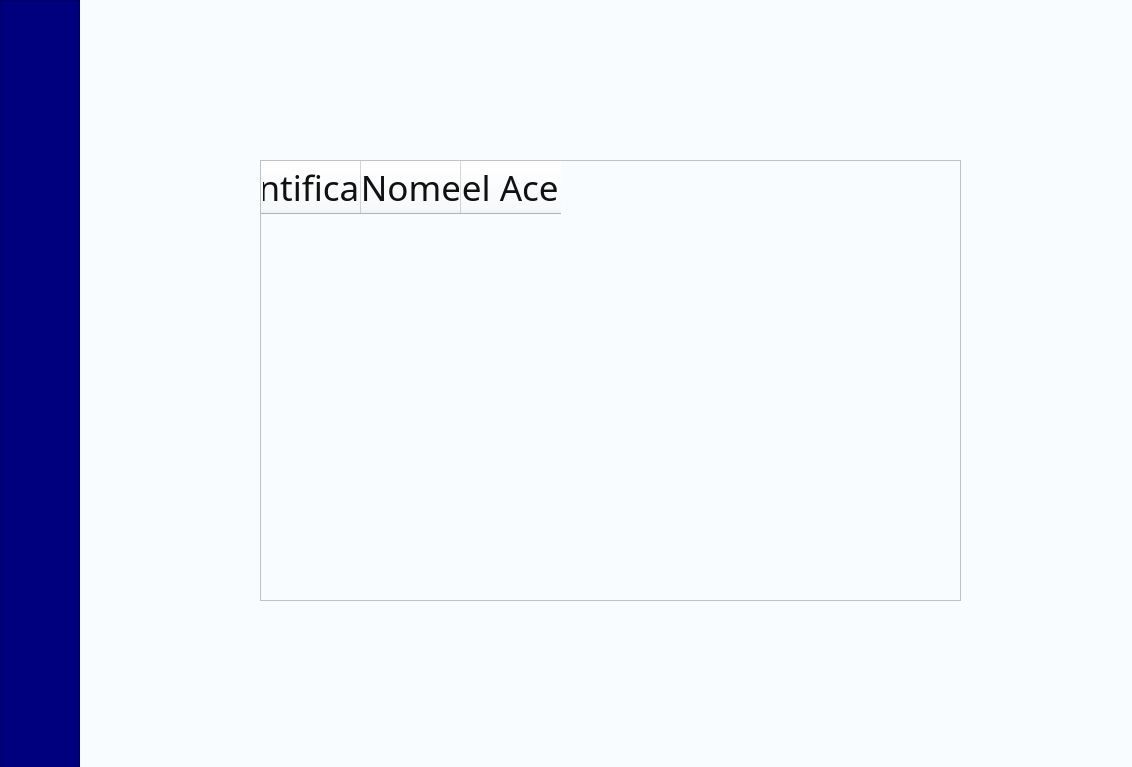
The window that main_window.ui (GabrielaMed/hub_key) describes before a commit, drawn with Qt 5.
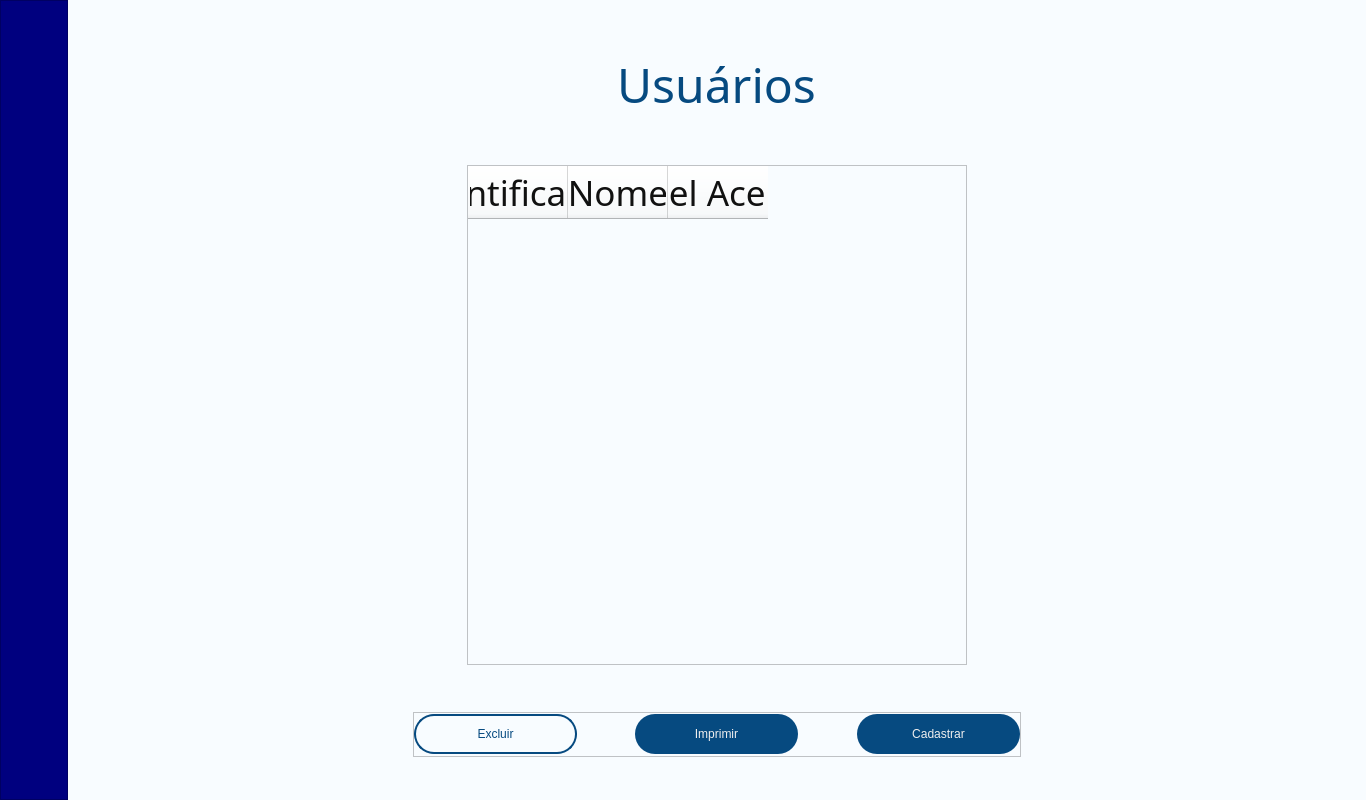
The same window after the commit.

The edit to the form file:
```diff
--- a/main_window.ui
+++ b/main_window.ui
@@ -6,10 +6,16 @@
    <rect>
     <x>0</x>
     <y>0</y>
-    <width>1132</width>
-    <height>767</height>
+    <width>1366</width>
+    <height>800</height>
    </rect>
   </property>
+  <property name="minimumSize">
+   <size>
+    <width>800</width>
+    <height>800</height>
+   </size>
+  </property>
   <property name="windowTitle">
    <string>MainWindow</string>
   </property>
@@ -21,14 +27,122 @@
    <property name="styleSheet">
     <string notr="true">color: rgb(222, 234, 255);</string>
    </property>
+   <layout class="QHBoxLayout" name="horizontalLayout_2">
+    <property name="spacing">
+     <number>0</number>
+    </property>
+    <property name="leftMargin">
+     <number>0</number>
+    </property>
+    <property name="topMargin">
+     <number>0</number>
+    </property>
+    <property name="rightMargin">
+     <number>0</number>
+    </property>
+    <property name="bottomMargin">
+     <number>0</number>
+    </property>
+    <item>
+     <widget class="QFrame" name="barraMenu">
+      <property name="minimumSize">
+       <size>
+        <width>68</width>
+        <height>0</height>
+       </size>
+      </property>
+      <property name="maximumSize">
+       <size>
+        <width>80</width>
+        <height>16777215</height>
+       </size>
+      </property>
+      <property name="styleSheet">
+       <string notr="true">background-color: rgb(0, 0, 127);</string>
+      </property>
+      <property name="frameShape">
+       <enum>QFrame::StyledPanel</enum>
+      </property>
+      <property name="frameShadow">
+       <enum>QFrame::Raised</enum>
+      </property>
+     </widget>
+    </item>
+    <item>
+     <layout class="QVBoxLayout" name="cenrto">
+      <item>
+       <spacer name="verticalSpacer_4">
+        <property name="orientation">
+         <enum>Qt::Vertical</enum>
+        </property>
+        <property name="sizeHint" stdset="0">
+         <size>
+          <width>20</width>
+          <height>97</height>
+         </size>
+        </property>
+       </spacer>
+      </item>
+      <item alignment="Qt::AlignHCenter">
+       <widget class="QLabel" name="title_usuarios">
+        <property name="font">
+         <font>
+          <family>Aldrich</family>
+          <pointsize>8</pointsize>
+          <weight>50</weight>
+          <italic>false</italic>
+          <bold>false</bold>
+         </font>
+        </property>
+        <property name="styleSheet">
+         <string notr="true">color: rgb(6, 74, 128);</string>
+        </property>
+        <property name="text">
+         <string>&lt;html&gt;&lt;head/&gt;&lt;body&gt;&lt;p align=&quot;center&quot;&gt;&lt;span style=&quot; font-size:36pt;&quot;&gt;Usuários&lt;/span&gt;&lt;/p&gt;&lt;/body&gt;&lt;/html&gt;</string>
+        </property>
+       </widget>
+      </item>
+      <item>
+       <spacer name="verticalSpacer_2">
+        <property name="orientation">
+         <enum>Qt::Vertical</enum>
+        </property>
+        <property name="sizeHint" stdset="0">
+         <size>
+          <width>20</width>
+          <height>93</height>
+         </size>
+        </property>
+       </spacer>
+      </item>
+      <item>
+       <layout class="QHBoxLayout" name="layout_table">
+        <item>
+         <spacer name="horizontalSpacer_5">
+          <property name="orientation">
+           <enum>Qt::Horizontal</enum>
+          </property>
+          <property name="sizeHint" stdset="0">
+           <size>
+            <width>199</width>
+            <height>0</height>
+           </size>
+          </property>
+         </spacer>
+        </item>
+        <item>
    <widget class="QTableWidget" name="table">
-    <property name="geometry">
-     <rect>
-      <x>260</x>
-      <y>160</y>
-      <width>701</width>
-      <height>441</height>
-     </rect>
+          <property name="minimumSize">
+           <size>
+            <width>500</width>
+            <height>500</height>
+           </size>
+          </property>
+          <property name="maximumSize">
+           <size>
+            <width>800</width>
+            <height>800</height>
+           </size>
     </property>
     <property name="styleSheet">
      <string notr="true">color: rgb(17, 17, 17);</string>
@@ -67,37 +181,213 @@
      </property>
     </column>
    </widget>
-   <widget class="QFrame" name="barraMenu">
-    <property name="geometry">
-     <rect>
-      <x>0</x>
-      <y>0</y>
-      <width>80</width>
-      <height>768</height>
-     </rect>
-    </property>
+        </item>
+        <item>
+         <spacer name="horizontalSpacer_6">
+          <property name="orientation">
+           <enum>Qt::Horizontal</enum>
+          </property>
+          <property name="sizeHint" stdset="0">
+           <size>
+            <width>199</width>
+            <height>20</height>
+           </size>
+          </property>
+         </spacer>
+        </item>
+       </layout>
+      </item>
+      <item>
+       <spacer name="verticalSpacer_3">
+        <property name="orientation">
+         <enum>Qt::Vertical</enum>
+        </property>
+        <property name="sizeHint" stdset="0">
+         <size>
+          <width>10</width>
+          <height>93</height>
+         </size>
+        </property>
+       </spacer>
+      </item>
+      <item>
+       <layout class="QHBoxLayout" name="layout_btn">
+        <item>
+         <spacer name="horizontalSpacer_3">
+          <property name="orientation">
+           <enum>Qt::Horizontal</enum>
+          </property>
+          <property name="sizeHint" stdset="0">
+           <size>
+            <width>347</width>
+            <height>20</height>
+           </size>
+          </property>
+         </spacer>
+        </item>
+        <item>
+         <widget class="QFrame" name="frame">
     <property name="minimumSize">
      <size>
-      <width>68</width>
-      <height>0</height>
-     </size>
-    </property>
-    <property name="maximumSize">
-     <size>
-      <width>91</width>
-      <height>16777215</height>
-     </size>
-    </property>
-    <property name="styleSheet">
-     <string notr="true">background-color: rgb(0, 0, 127);</string>
-    </property>
+            <width>600</width>
+            <height>45</height>
+           </size>
+          </property>
     <property name="frameShape">
      <enum>QFrame::StyledPanel</enum>
     </property>
     <property name="frameShadow">
      <enum>QFrame::Raised</enum>
     </property>
-   </widget>
+          <layout class="QHBoxLayout" name="horizontalLayout">
+           <property name="spacing">
+            <number>0</number>
+           </property>
+           <property name="leftMargin">
+            <number>0</number>
+           </property>
+           <property name="topMargin">
+            <number>0</number>
+           </property>
+           <property name="rightMargin">
+            <number>0</number>
+           </property>
+           <property name="bottomMargin">
+            <number>0</number>
+           </property>
+           <item>
+            <widget class="QPushButton" name="btn_excluir">
+             <property name="minimumSize">
+              <size>
+               <width>163</width>
+               <height>40</height>
+              </size>
+             </property>
+             <property name="maximumSize">
+              <size>
+               <width>163</width>
+               <height>40</height>
+              </size>
+             </property>
+             <property name="styleSheet">
+              <string notr="true">border-radius: 20px;
+border: 2px solid;
+color: rgb(6, 74, 128);
+border-color: rgb(6, 74, 128);</string>
+             </property>
+             <property name="text">
+              <string>Excluir</string>
+             </property>
+            </widget>
+           </item>
+           <item>
+            <spacer name="horizontalSpacer">
+             <property name="orientation">
+              <enum>Qt::Horizontal</enum>
+             </property>
+             <property name="sizeHint" stdset="0">
+              <size>
+               <width>60</width>
+               <height>20</height>
+              </size>
+             </property>
+            </spacer>
+           </item>
+           <item>
+            <widget class="QPushButton" name="btn_imprimir">
+             <property name="minimumSize">
+              <size>
+               <width>163</width>
+               <height>40</height>
+              </size>
+             </property>
+             <property name="maximumSize">
+              <size>
+               <width>163</width>
+               <height>40</height>
+              </size>
+             </property>
+             <property name="styleSheet">
+              <string notr="true">border-radius: 20px;
+color: rgb(238, 238, 238);
+background-color: rgb(6, 74, 128);</string>
+             </property>
+             <property name="text">
+              <string>Imprimir</string>
+             </property>
+            </widget>
+           </item>
+           <item>
+            <spacer name="horizontalSpacer_2">
+             <property name="orientation">
+              <enum>Qt::Horizontal</enum>
+             </property>
+             <property name="sizeHint" stdset="0">
+              <size>
+               <width>60</width>
+               <height>20</height>
+              </size>
+             </property>
+            </spacer>
+           </item>
+           <item>
+            <widget class="QPushButton" name="btn_cadastrar">
+             <property name="minimumSize">
+              <size>
+               <width>163</width>
+               <height>40</height>
+              </size>
+             </property>
+             <property name="maximumSize">
+              <size>
+               <width>163</width>
+               <height>40</height>
+              </size>
+             </property>
+             <property name="styleSheet">
+              <string notr="true">border-radius: 20px;
+color: rgb(238, 238, 238);
+background-color: rgb(6, 74, 128);</string>
+             </property>
+             <property name="text">
+              <string>Cadastrar</string>
+             </property>
+            </widget>
+           </item>
+          </layout>
+         </widget>
+        </item>
+        <item>
+         <spacer name="horizontalSpacer_4">
+          <property name="orientation">
+           <enum>Qt::Horizontal</enum>
+          </property>
+          <property name="sizeHint" stdset="0">
+           <size>
+            <width>347</width>
+            <height>20</height>
+           </size>
+          </property>
+         </spacer>
+        </item>
+       </layout>
+      </item>
+      <item>
+       <spacer name="verticalSpacer">
+        <property name="orientation">
+         <enum>Qt::Vertical</enum>
+        </property>
+        <property name="sizeHint" stdset="0">
+         <size>
+          <width>10</width>
+          <height>89</height>
+         </size>
+        </property>
+       </spacer>
+      </item>
+     </layout>
+    </item>
+   </layout>
   </widget>
  </widget>
  <resources/>
```
Lines whose indentation alone changed are shown as unchanged.
